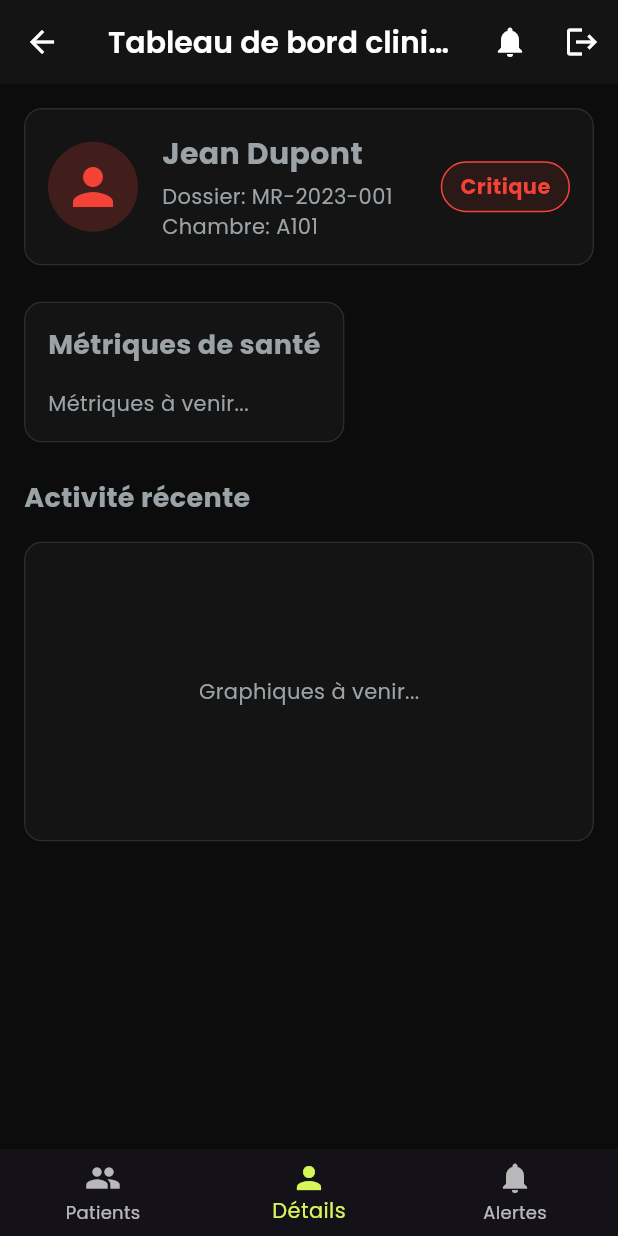
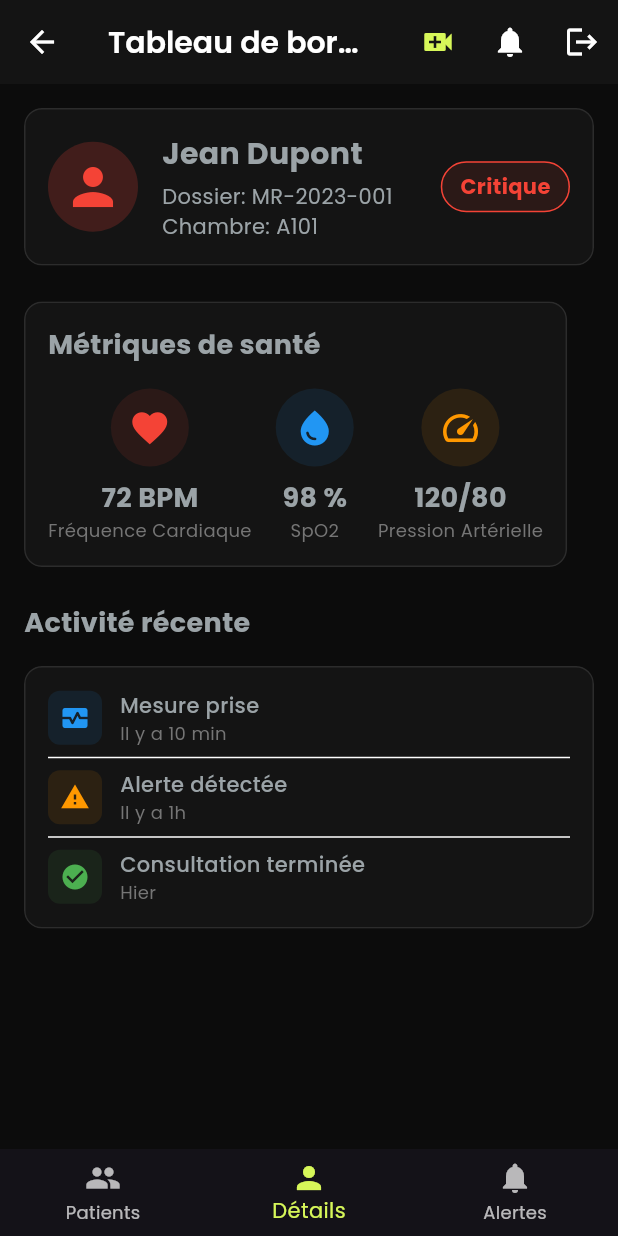
Before and after one commit to kiaaKhalid/sic-flutter, a Flutter app: the HealthcareDashboardScreen screen opened by its route, after a tap on "Jean Dupont", on a phone screen of 412 x 824 dp. Run offline on Flutter 3.47's test engine with Material 3 defaults, Android fonts, the phone set to English and light mode, and no system bars; our stand-ins replace fl_chart, flutter_svg, google_fonts, google_sign_in.

Commit message:
feat(healthcare): enhance dashboard screen

```diff
--- a/front-end/lib/features/healthcare_worker/presentation/screens/dashboard/healthcare_dashboard_screen.dart
+++ b/front-end/lib/features/healthcare_worker/presentation/screens/dashboard/healthcare_dashboard_screen.dart
@@ -2,6 +2,8 @@ import 'package:flutter/material.dart';
 import 'package:travel_auth_ui/features/healthcare_worker/domain/models/patient.dart';
 import 'package:travel_auth_ui/features/healthcare_worker/domain/models/alert.dart';
 import 'package:travel_auth_ui/features/healthcare_worker/domain/models/health_data.dart' show HealthData, HealthDataDemo;
+import 'package:travel_auth_ui/theme/app_theme.dart';
+import 'package:travel_auth_ui/features/teleconsultation/presentation/widgets/patient_selection_dialog.dart';
 import '../../widgets/forms/add_patient_dialog.dart';
 import '../../widgets/delete_button.dart';
 
@@ -328,39 +330,106 @@ class _HealthcareDashboardScreenState extends State<HealthcareDashboardScreen> {
   }
 
   Widget _buildHealthMetrics(HealthData healthData) {
-    return const Card(
+    return Card(
       child: Padding(
-        padding: EdgeInsets.all(16),
+        padding: const EdgeInsets.all(16),
         child: Column(
           crossAxisAlignment: CrossAxisAlignment.start,
           children: [
-            Text(
+            const Text(
               'Métriques de santé',
               style: TextStyle(fontSize: 18, fontWeight: FontWeight.bold),
             ),
-            SizedBox(height: 16),
-            // À implémenter: Afficher les métriques de santé
-            Text('Métriques à venir...'),
+            const SizedBox(height: 16),
+            SingleChildScrollView(
+              scrollDirection: Axis.horizontal,
+              child: Row(
+                mainAxisAlignment: MainAxisAlignment.spaceAround,
+                children: [
+                  _buildMetricItem(Icons.favorite, Colors.red, 'Fréquence Cardiaque', '72 BPM'),
+                  const SizedBox(width: 16),
+                  _buildMetricItem(Icons.water_drop, Colors.blue, 'SpO2', '98 %'),
+                  const SizedBox(width: 16),
+                  _buildMetricItem(Icons.speed, Colors.orange, 'Pression Artérielle', '120/80'),
+                ],
+              ),
+            ),
           ],
         ),
       ),
     );
   }
 
+  Widget _buildMetricItem(IconData icon, Color color, String label, String value) {
+    return Column(
+      children: [
+        Container(
+          padding: const EdgeInsets.all(12),
+          decoration: BoxDecoration(
+            color: color.withOpacity(0.1),
+            shape: BoxShape.circle,
+          ),
+          child: Icon(icon, color: color, size: 28),
+        ),
+        const SizedBox(height: 8),
+        Text(
+          value,
+          style: const TextStyle(fontSize: 18, fontWeight: FontWeight.bold),
+        ),
+        Text(
+          label,
+          style: TextStyle(fontSize: 12, color: Colors.grey[600]),
+        ),
+      ],
+    );
+  }
+
   Widget _buildHealthCharts(HealthData healthData) {
-    return const Column(
+    return Column(
       crossAxisAlignment: CrossAxisAlignment.start,
       children: [
-        Text(
+        const Text(
           'Activité récente',
           style: TextStyle(fontSize: 18, fontWeight: FontWeight.bold),
         ),
-        SizedBox(height: 16),
-        // À implémenter: Graphiques d'activité
+        const SizedBox(height: 16),
         Card(
-          child: SizedBox(
-            height: 200,
-            child: Center(child: Text('Graphiques à venir...')),
+          child: Padding(
+            padding: const EdgeInsets.all(16.0),
+            child: Column(
+              children: [
+                _buildActivityItem('Mesure prise', 'Il y a 10 min', Icons.monitor_heart, Colors.blue),
+                const Divider(),
+                _buildActivityItem('Alerte détectée', 'Il y a 1h', Icons.warning, Colors.orange),
+                const Divider(),
+                _buildActivityItem('Consultation terminée', 'Hier', Icons.check_circle, Colors.green),
+              ],
+            ),
+          ),
+        ),
+      ],
+    );
+  }
+
+  Widget _buildActivityItem(String title, String time, IconData icon, Color color) {
+    return Row(
+      children: [
+        Container(
+          padding: const EdgeInsets.all(8),
+          decoration: BoxDecoration(
+            color: color.withOpacity(0.1),
+            borderRadius: BorderRadius.circular(8),
+          ),
+          child: Icon(icon, color: color, size: 20),
+        ),
+        const SizedBox(width: 12),
+        Expanded(
+          child: Column(
+            crossAxisAlignment: CrossAxisAlignment.start,
+            children: [
+              Text(title, style: const TextStyle(fontWeight: FontWeight.w500)),
+              Text(time, style: TextStyle(fontSize: 12, color: Colors.grey[600])),
+            ],
           ),
         ),
       ],
@@ -456,6 +525,16 @@ class _HealthcareDashboardScreenState extends State<HealthcareDashboardScreen> {
       appBar: AppBar(
         title: const Text('Tableau de bord clinique'),
         actions: [
+          IconButton(
+            icon: const Icon(Icons.video_call, color: AppTheme.neon),
+            tooltip: 'Rejoindre la consultation',
+            onPressed: () {
+              showDialog(
+                context: context,
+                builder: (context) => PatientSelectionDialog(patients: _patients),
+              );
+            },
+          ),
           IconButton(
             icon: const Icon(Icons.notifications),
             onPressed: () {
```
